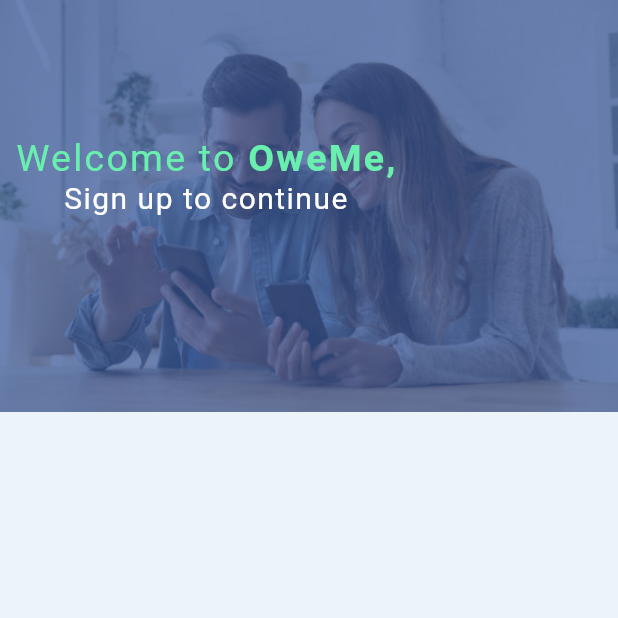
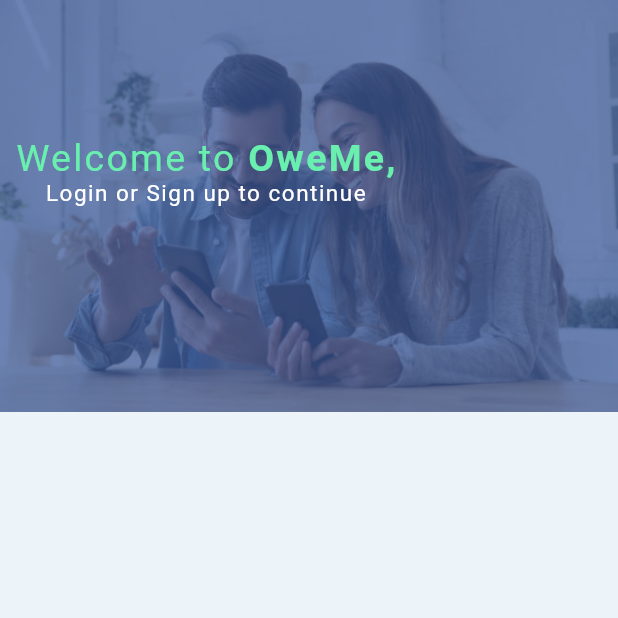
Before and after one commit to lthoma39/OweME, a Flutter app: the screen it shows after launch, on a phone screen of 412 x 824 dp, the top half of it. Run offline on Flutter 3.47's test engine with Material 2 defaults, Android fonts, the phone set to English and light mode, and no system bars; our stand-ins replace firebase_core; accounts and stored records are empty.

Commit message:
pushing local changes

```diff
--- a/lib/login_page/view/login_screen.dart
+++ b/lib/login_page/view/login_screen.dart
@@ -62,10 +62,10 @@
                           ),
                         ),
                         const Text(
-                          'Sign up to continue',
+                          'Login or Sign up to continue',
                           style: TextStyle(
                             letterSpacing: 1,
-                            fontSize: 20,
+                            fontSize: 15,
                             color: Colors.white,
                           ),
                         ),
```
